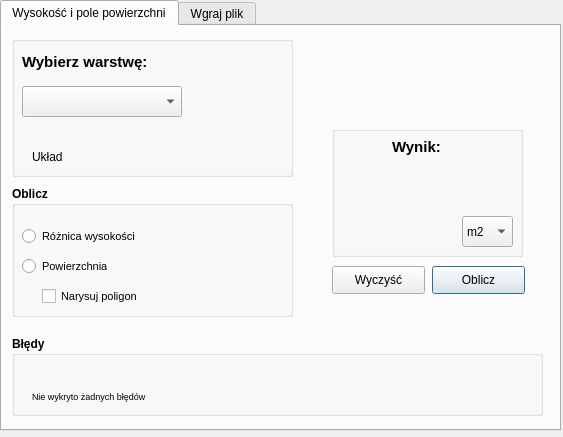
Qt form PyQGIS_dialog_base.ui (20Julia02/wtyczka) before a commit.
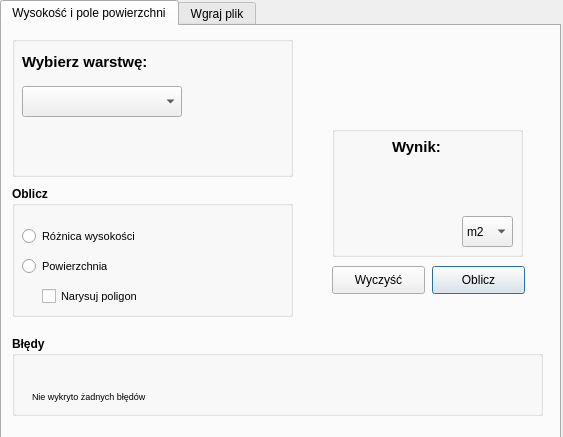
The same form after that commit. The open tabs and pages were chosen to show the change. Icons and pictures are not drawn. Custom widgets are drawn as their Qt base class.

Commit message: Zmiana dzilania obliczania powierzchni

The edit to the form file:
```diff
--- a/PyQGIS_dialog_base.ui
+++ b/PyQGIS_dialog_base.ui
@@ -19,7 +19,7 @@
      <x>0</x>
      <y>0</y>
      <width>561</width>
-     <height>431</height>
+     <height>441</height>
     </rect>
    </property>
    <property name="minimumSize">
@@ -199,19 +199,6 @@
        <string>Wybierz warstwę:</string>
       </property>
      </widget>
-     <widget class="QLabel" name="label_2">
-      <property name="geometry">
-       <rect>
-        <x>20</x>
-        <y>110</y>
-        <width>51</width>
-        <height>21</height>
-       </rect>
-      </property>
-      <property name="text">
-       <string>Układ</string>
-      </property>
-     </widget>
     </widget>
     <widget class="QGroupBox" name="groupBox_2">
      <property name="geometry">
```
Left out of the diff: 8 changed lines with no effect on the pictures. The commit also changes 2 other files.
